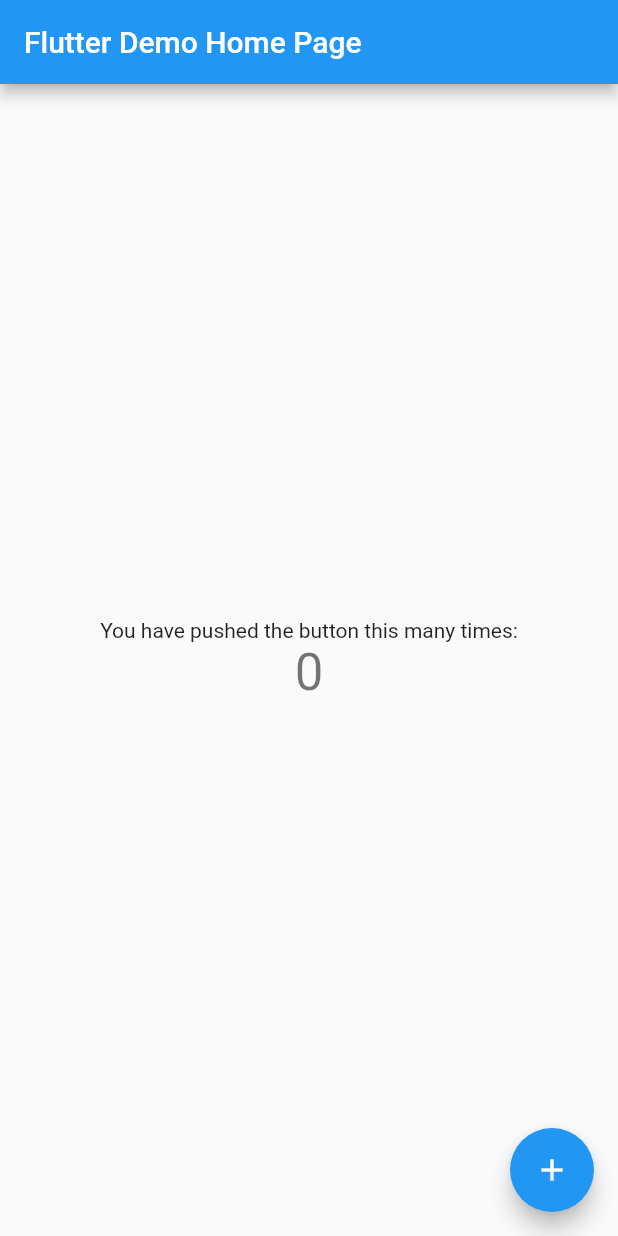
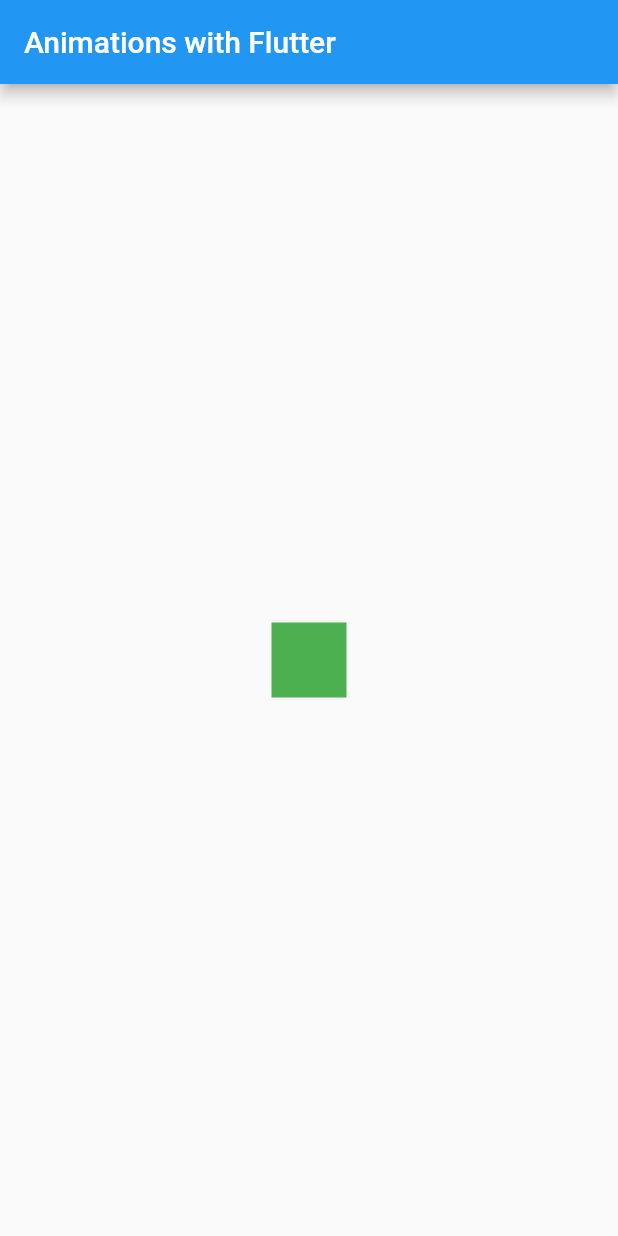
Before and after one commit to Novatics/mobile_squad, a Flutter app: the screen it shows after launch, on a phone screen of 412 x 824 dp. Run offline on Flutter 3.47's test engine with Material 2 defaults, Android fonts, the phone set to English and light mode, and no system bars; our stand-ins replace google_fonts.

Commit message:
simple implicit animation example

```diff
--- /dev/null
+++ b/animations_app/lib/components/animatedContainer.dart
@@ -0,0 +1,32 @@
+import 'package:flutter/material.dart';
+
+class AnimationContainerExample extends StatefulWidget {
+  AnimationContainerExample({ Key key }) : super(key : key);
+
+  @override
+  AnimatedWidget createState() => AnimatedWidget();
+}
+
+class AnimatedWidget extends State<AnimationContainerExample> {
+  bool selected = false;
+
+  @override
+  Widget build(BuildContext context) {
+    return GestureDetector(
+      onTap: () {
+        setState(() {
+          selected = !selected;
+        });
+      },
+      child: Center(
+        child: AnimatedContainer(
+          width: selected ? 150.0 : 50.0,
+          height: selected ? 150.0 : 50.0,
+          color: Colors.green,
+          duration: Duration(seconds: 3),
+          curve: Curves.fastOutSlowIn,
+        ),
+      ),
+    );
+  }
+}
--- a/animations_app/lib/main.dart
+++ b/animations_app/lib/main.dart
@@ -1,4 +1,5 @@
 import 'package:flutter/material.dart';
+import 'components/animatedContainer.dart';
 
 void main() => runApp(MyApp());
 
@@ -7,105 +8,34 @@ class MyApp extends StatelessWidget {
   @override
   Widget build(BuildContext context) {
     return MaterialApp(
-      title: 'Flutter Demo',
+      title: 'Animations with Flutter',
       theme: ThemeData(
-        // This is the theme of your application.
-        //
-        // Try running your application with "flutter run". You'll see the
-        // application has a blue toolbar. Then, without quitting the app, try
-        // changing the primarySwatch below to Colors.green and then invoke
-        // "hot reload" (press "r" in the console where you ran "flutter run",
-        // or simply save your changes to "hot reload" in a Flutter IDE).
-        // Notice that the counter didn't reset back to zero; the application
-        // is not restarted.
         primarySwatch: Colors.blue,
       ),
-      home: MyHomePage(title: 'Flutter Demo Home Page'),
+      home: MyHomePage(title: 'Animations with Flutter'),
     );
   }
 }
 
-class MyHomePage extends StatefulWidget {
+class MyHomePage extends StatelessWidget {
   MyHomePage({Key key, this.title}) : super(key: key);
-
-  // This widget is the home page of your application. It is stateful, meaning
-  // that it has a State object (defined below) that contains fields that affect
-  // how it looks.
-
-  // This class is the configuration for the state. It holds the values (in this
-  // case the title) provided by the parent (in this case the App widget) and
-  // used by the build method of the State. Fields in a Widget subclass are
-  // always marked "final".
 
   final String title;
 
   @override
-  _MyHomePageState createState() => _MyHomePageState();
-}
-
-class _MyHomePageState extends State<MyHomePage> {
-  int _counter = 0;
-
-  void _incrementCounter() {
-    setState(() {
-      // This call to setState tells the Flutter framework that something has
-      // changed in this State, which causes it to rerun the build method below
-      // so that the display can reflect the updated values. If we changed
-      // _counter without calling setState(), then the build method would not be
-      // called again, and so nothing would appear to happen.
-      _counter++;
-    });
-  }
-
-  @override
   Widget build(BuildContext context) {
-    // This method is rerun every time setState is called, for instance as done
-    // by the _incrementCounter method above.
-    //
-    // The Flutter framework has been optimized to make rerunning build methods
-    // fast, so that you can just rebuild anything that needs updating rather
-    // than having to individually change instances of widgets.
     return Scaffold(
       appBar: AppBar(
-        // Here we take the value from the MyHomePage object that was created by
-        // the App.build method, and use it to set our appbar title.
-        title: Text(widget.title),
+        title: Text(this.title),
       ),
       body: Center(
-        // Center is a layout widget. It takes a single child and positions it
-        // in the middle of the parent.
         child: Column(
-          // Column is also a layout widget. It takes a list of children and
-          // arranges them vertically. By default, it sizes itself to fit its
-          // children horizontally, and tries to be as tall as its parent.
-          //
-          // Invoke "debug painting" (press "p" in the console, choose the
-          // "Toggle Debug Paint" action from the Flutter Inspector in Android
-          // Studio, or the "Toggle Debug Paint" command in Visual Studio Code)
-          // to see the wireframe for each widget.
-          //
-          // Column has various properties to control how it sizes itself and
-          // how it positions its children. Here we use mainAxisAlignment to
-          // center the children vertically; the main axis here is the vertical
-          // axis because Columns are vertical (the cross axis would be
-          // horizontal).
           mainAxisAlignment: MainAxisAlignment.center,
           children: <Widget>[
-            Text(
-              'You have pushed the button this many times:',
-            ),
-            Text(
-              '$_counter',
-              style: Theme.of(context).textTheme.display1,
-            ),
+            AnimationContainerExample(),
           ],
         ),
       ),
-      floatingActionButton: FloatingActionButton(
-        onPressed: _incrementCounter,
-        tooltip: 'Increment',
-        child: Icon(Icons.add),
-      ), // This trailing comma makes auto-formatting nicer for build methods.
     );
   }
 }
```
